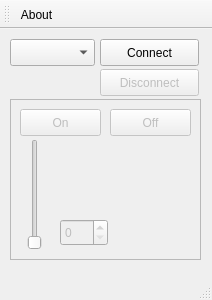
Before: the Qt Designer form mainwindow.ui in antego/laser_control, drawn with Qt 5.
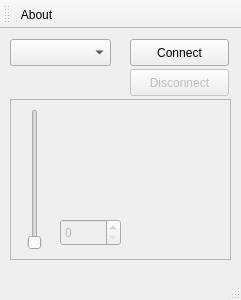
After: the same form once the commit is applied.

What changed in the file:
```diff
--- a/mainwindow.ui
+++ b/mainwindow.ui
@@ -6,7 +6,7 @@
    <rect>
     <x>0</x>
     <y>0</y>
-    <width>212</width>
+    <width>241</width>
     <height>300</height>
    </rect>
   </property>
@@ -19,7 +19,7 @@
      <rect>
       <x>10</x>
       <y>10</y>
-      <width>85</width>
+      <width>101</width>
       <height>27</height>
      </rect>
     </property>
@@ -27,7 +27,7 @@
    <widget class="QPushButton" name="connectButton">
     <property name="geometry">
      <rect>
-      <x>100</x>
+      <x>130</x>
       <y>10</y>
       <width>99</width>
       <height>27</height>
@@ -43,7 +43,7 @@
     </property>
     <property name="geometry">
      <rect>
-      <x>100</x>
+      <x>130</x>
       <y>40</y>
       <width>99</width>
       <height>27</height>
@@ -61,7 +61,7 @@
      <rect>
       <x>10</x>
       <y>70</y>
-      <width>191</width>
+      <width>221</width>
       <height>161</height>
      </rect>
     </property>
@@ -71,28 +71,18 @@
     <property name="frameShadow">
      <enum>QFrame::Raised</enum>
     </property>
-    <widget class="QPushButton" name="onButton">
-     <property name="geometry">
-      <rect>
-       <x>10</x>
-       <y>10</y>
-       <width>81</width>
-       <height>27</height>
-      </rect>
-     </property>
-     <property name="text">
-      <string>On</string>
-     </property>
-    </widget>
     <widget class="QSlider" name="powerSlider">
      <property name="geometry">
       <rect>
        <x>10</x>
-       <y>40</y>
+       <y>10</y>
        <width>29</width>
-       <height>111</height>
+       <height>141</height>
       </rect>
      </property>
+     <property name="maximum">
+      <number>100</number>
+     </property>
      <property name="orientation">
       <enum>Qt::Vertical</enum>
      </property>
@@ -102,7 +92,7 @@
       <rect>
        <x>50</x>
        <y>120</y>
-       <width>48</width>
+       <width>61</width>
        <height>27</height>
       </rect>
      </property>
@@ -110,19 +100,6 @@
       <number>100</number>
      </property>
     </widget>
-    <widget class="QPushButton" name="offButton">
-     <property name="geometry">
-      <rect>
-       <x>100</x>
-       <y>10</y>
-       <width>81</width>
-       <height>27</height>
-      </rect>
-     </property>
-     <property name="text">
-      <string>Off</string>
-     </property>
-    </widget>
    </widget>
   </widget>
   <widget class="QMenuBar" name="menuBar">
```
Left out of the diff: 2 changed lines with no effect on the pictures.
